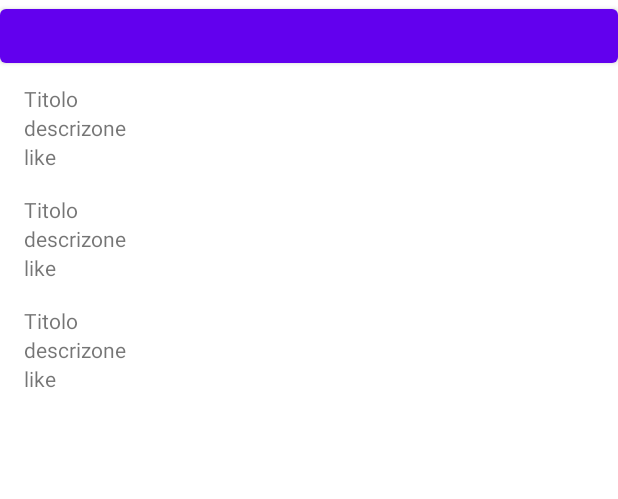
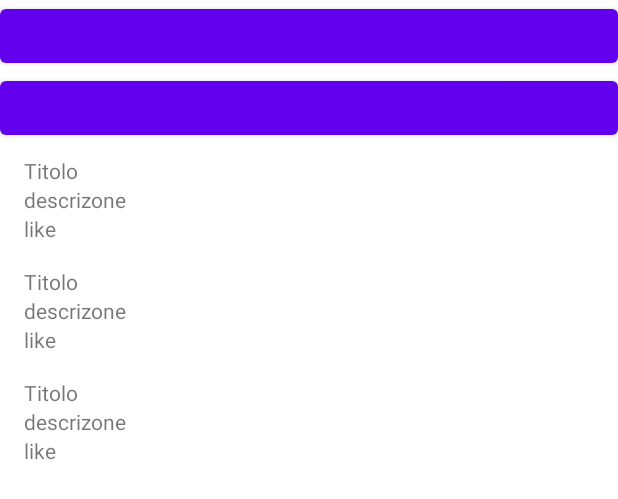
Before and after one commit to NicolaPiriottu/Paging3Firebase, an Android app: the layout fragment_home.xml on its own in the app's theme, with its tools: preview values and no code run, on a phone screen of 412 x 824 dp. Shown: the top 499 px of the screen. Run offline under Robolectric (Android 15) with nearby library versions, the phone set to English and light mode, and no system bars.

```diff
--- a/app/src/main/res/layout/fragment_home.xml
+++ b/app/src/main/res/layout/fragment_home.xml
@@ -11,9 +11,14 @@
         android:id="@+id/load"
         app:layout_constraintTop_toTopOf="parent"
         android:layout_height="wrap_content"/>
+    <com.google.android.material.button.MaterialButton
+        android:layout_width="match_parent"
+        android:id="@+id/load2"
+        app:layout_constraintTop_toBottomOf="@id/load"
+        android:layout_height="wrap_content"/>
     <androidx.recyclerview.widget.RecyclerView
         android:id="@+id/recyclerview"
-        app:layout_constraintTop_toBottomOf="@id/load"
+        app:layout_constraintTop_toBottomOf="@id/load2"
         app:layout_constraintBottom_toBottomOf="parent"
         android:layout_width="match_parent"
         android:layout_height="0dp"
```
Also changed, not shown: app/src/main/java/com/example/paging3firebase/ui/home/HomeFragment.kt (+17 -7 lines), app/src/main/java/com/example/paging3firebase/ui/home/HomeViewModel.kt (+14 -9 lines).
